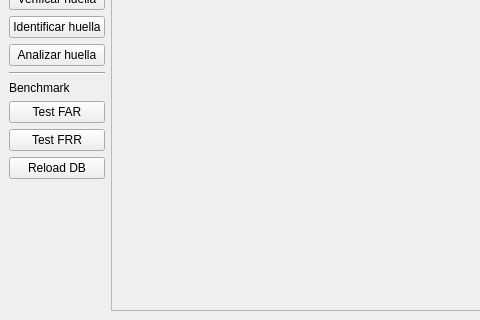
Above: Proyecto-Final/mainwindow.ui from nlandau91/Proyecto-Final before the change; both pictures show x 0 to 480 and y 106 to 426 of the 621 by 426 pixel window. Below: the same form after it.
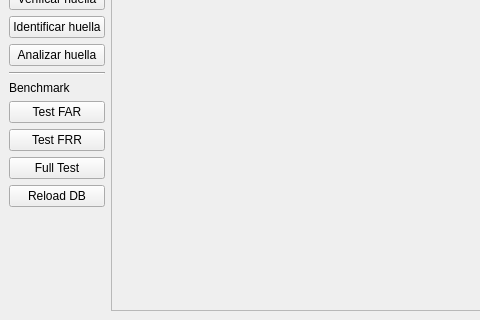
That is the form after the change.

Patch:
```diff
--- a/Proyecto-Final/mainwindow.ui
+++ b/Proyecto-Final/mainwindow.ui
@@ -114,6 +114,13 @@
           </property>
          </widget>
         </item>
+        <item>
+         <widget class="QPushButton" name="btn_fullTest">
+          <property name="text">
+           <string>Full Test</string>
+          </property>
+         </widget>
+        </item>
         <item>
          <widget class="QPushButton" name="btn_db">
           <property name="text">
```
